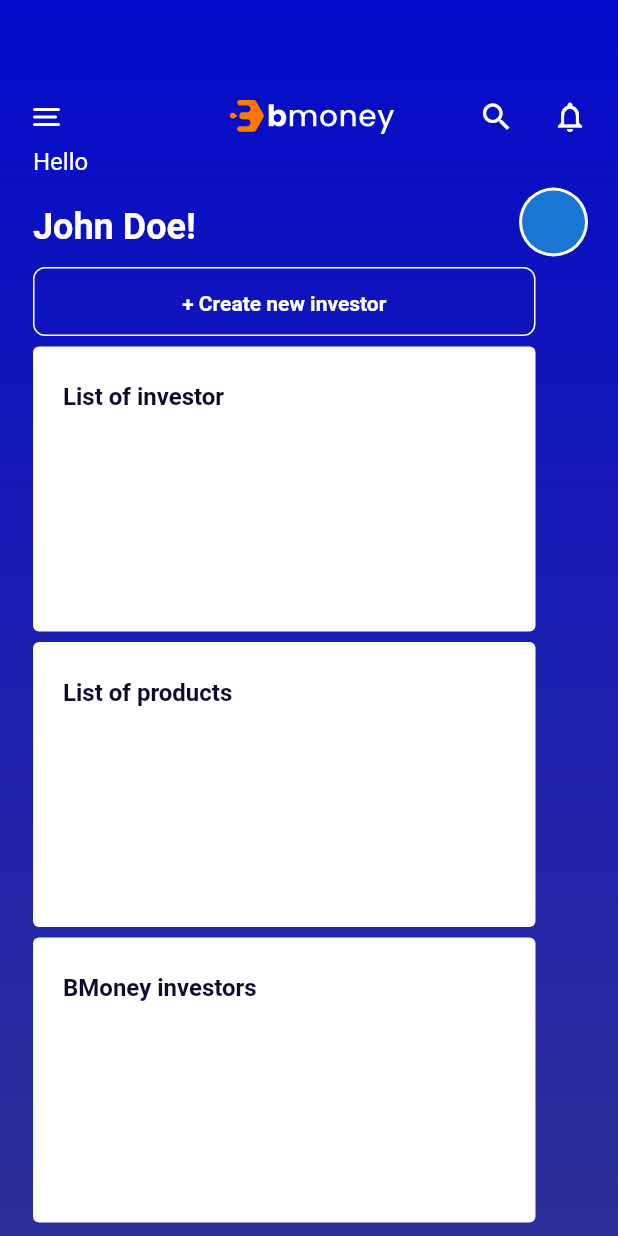
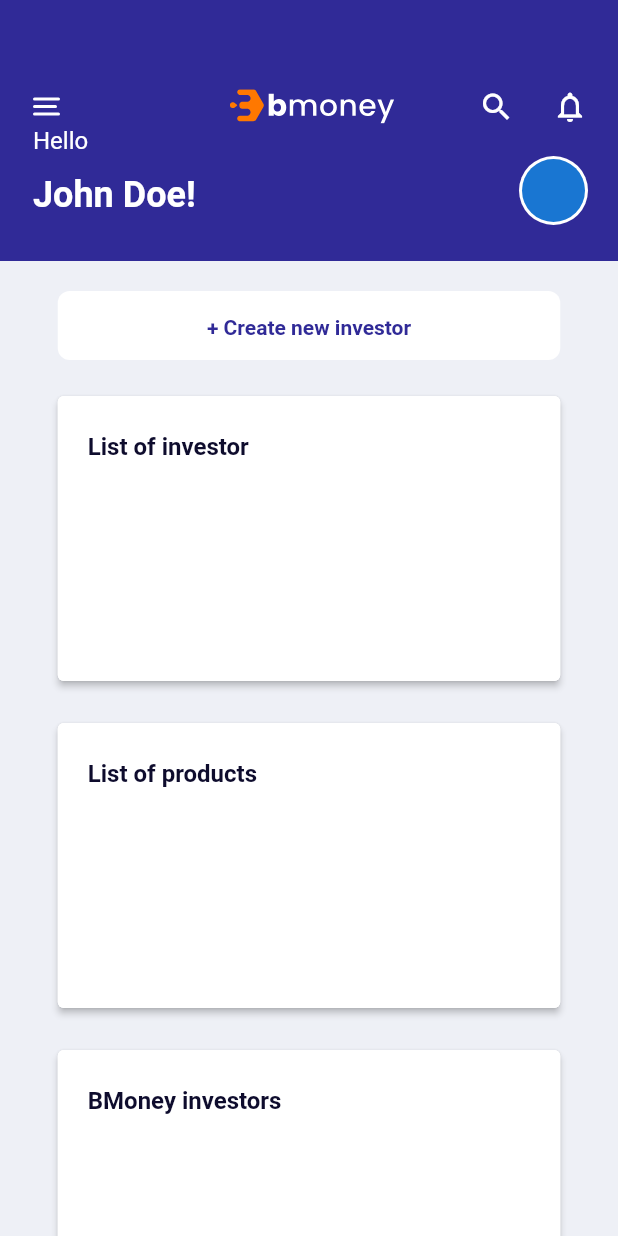
Before and after one commit to doanduccuong/Project-BIB, a Flutter app: the HomeScreen widget shown alone on an empty page, opened directly, on a phone screen of 412 x 824 dp. Run offline on Flutter 3.47's test engine with Material 2 defaults, Android fonts, the phone set to English and light mode, and no system bars; our stand-ins replace bloc, cached_network_image, camera, card_swiper, dio, equatable and 17 more; missing offline and left inert: bitsdojo_window, camera_web, darq, firebase_auth_web, firebase_core_web, firebase_messaging_web and 7 more; accounts and stored records are empty; generated files the repository leaves out were written again; Roboto replaces fonts that are missing (Poppins).

Commit message:
cubit added to home screen

```diff
--- a/lib/configs/images.dart
+++ b/lib/configs/images.dart
@@ -17,4 +17,5 @@ class AppImage{
   static const String BIBColorImage="assets/images/BIB_color.svg";
   static const String BIBBar1Image="assets/images/BIB_bar_1.svg";
   static const String BIBBar2Image="assets/images/BIB_bar_2.svg";
+  static const String visibleIcon="assets/images/visible_icon.svg";
 }
--- a/lib/features/authentication/views/login_page/widget/tick_box.dart
+++ b/lib/features/authentication/views/login_page/widget/tick_box.dart
@@ -6,9 +6,10 @@ Widget tickBox(){
   return Container(
     height: 14,
     width: 14,
-    child:  Icon(Icons.done,color: AppColors.startGradient,size: 12,),
+    child:  Icon(Icons.done,color: AppColors.mainBackGroundColor,size: 12,),
     decoration: BoxDecoration(
-        border: Border.all(color: AppColors.startGradient)
+      borderRadius: BorderRadius.circular(4),
+        border: Border.all(color: AppColors.mainBackGroundColor)
     ),
 
   );
--- a/lib/features/authentication/views/login_page/widget/untick_box.dart
+++ b/lib/features/authentication/views/login_page/widget/untick_box.dart
@@ -6,6 +6,7 @@ Widget unTickBox(){
     height: 14,
     width: 14,
     decoration: BoxDecoration(
+      borderRadius: BorderRadius.circular(4),
         border: Border.all(color: AppColors.bPrimaryColor)
     ),
   );
--- /dev/null
+++ b/lib/features/home_screen/cubit/home_screen_cubit.dart
@@ -0,0 +1,14 @@
+import 'package:base_flutter/features/home_screen/cubit/home_screen_cutbit_states.dart';
+import 'package:bloc/bloc.dart';
+
+class HomeScreenCubit extends Cubit<HomeScreenState> {
+  HomeScreenCubit() : super(InitialState()) {
+    goHomeScreen();
+  }
+   void goHomeScreen(){
+    emit(MyProfileState());
+  }
+  void goInvestors(){
+    emit(MyInvestorsState());
+  }
+}
--- /dev/null
+++ b/lib/features/home_screen/cubit/home_screen_cutbit_logic.dart
@@ -0,0 +1,39 @@
+import 'package:base_flutter/features/home_screen/cubit/home_screen_cubit.dart';
+import 'package:base_flutter/features/home_screen/cubit/home_screen_cutbit_states.dart';
+import 'package:base_flutter/features/home_screen/drawer_field/drawer_field.dart';
+import 'package:base_flutter/features/home_screen/my_investers/my_investor.dart';
+import 'package:base_flutter/features/home_screen/my_profile/my_profile.dart';
+import 'package:flutter/material.dart';
+import 'package:flutter_bloc/flutter_bloc.dart';
+
+class HomeScreenCubitLogic extends StatefulWidget {
+  const HomeScreenCubitLogic({Key? key}) : super(key: key);
+
+  @override
+  State<HomeScreenCubitLogic> createState() => _HomeScreenCubitLogicState();
+}
+
+class _HomeScreenCubitLogicState extends State<HomeScreenCubitLogic> {
+  @override
+  Widget build(BuildContext context) {
+    return Scaffold(
+      body: BlocProvider<HomeScreenCubit>(
+        create: (BuildContext context)=>HomeScreenCubit(),
+        child: BlocBuilder<HomeScreenCubit,HomeScreenState>(
+          builder: (context,state){
+            if(state is MyProfileState){
+              return MyProfile();
+            }
+            if(state is MyInvestorsState){
+              return MyInvestors();
+            }
+            else{
+              return Container(color: Colors.red,);
+            }
+          },
+        ),
+      ),
+      drawer: DrawerField(),
+    );
+  }
+}
--- /dev/null
+++ b/lib/features/home_screen/cubit/home_screen_cutbit_states.dart
@@ -0,0 +1,37 @@
+import 'package:equatable/equatable.dart';
+
+abstract class HomeScreenState extends Equatable {}
+
+class InitialState extends HomeScreenState {
+  @override
+  // TODO: implement props
+  List<Object?> get props => [];
+}
+class MyProfileState extends HomeScreenState {
+  @override
+  // TODO: implement props
+  List<Object?> get props => [];
+}
+class MyInstructionState extends HomeScreenState {
+  @override
+  // TODO: implement props
+  List<Object?> get props => [];
+}
+
+class MyInvestorsState extends HomeScreenState {
+  @override
+  // TODO: implement props
+  List<Object?> get props => [];
+}
+
+class MyLead extends HomeScreenState {
+  @override
+  // TODO: implement props
+  List<Object?> get props => [];
+}
+
+class FAQ extends HomeScreenState {
+  @override
+  // TODO: implement props
+  List<Object?> get props => [];
+}
--- a/lib/features/home_screen/home_screen.dart
+++ b/lib/features/home_screen/home_screen.dart
@@ -4,11 +4,14 @@ import 'package:base_flutter/components/text_normal.dart';
 import 'package:base_flutter/configs/colors.dart';
 import 'package:base_flutter/configs/images.dart';
 import 'package:base_flutter/features/authentication/views/login_page/login_page.dart';
+import 'package:base_flutter/features/home_screen/cubit/home_screen_cubit.dart';
+import 'package:base_flutter/features/home_screen/cubit/home_screen_cutbit_logic.dart';
 import 'package:base_flutter/features/home_screen/drawer_field/drawer_field.dart';
 import 'package:base_flutter/features/home_screen/widget/list_container.dart';
 import 'package:base_flutter/features/home_screen/widget/menu_icon.dart';
 import 'package:base_flutter/widget/button.dart';
 import 'package:flutter/material.dart';
+import 'package:flutter_bloc/flutter_bloc.dart';
 import 'package:flutter_svg/flutter_svg.dart';
 
 class HomeScreen extends StatefulWidget {
@@ -56,104 +59,9 @@ class _HomeScreenState extends State<HomeScreen> {
   }
   @override
   Widget build(BuildContext context) {
-    return GestureDetector(
-      onTap: _handleUserInteraction,
-      child: Container(
-        decoration: BoxDecoration(gradient: AppColors.gradientStyle1),
-        child: Scaffold(
-          drawerEnableOpenDragGesture: true,
-          backgroundColor: Colors.transparent,
-          body: SingleChildScrollView(
-            child: Container(
-              height: 815,
-              child: Container(
-                padding: EdgeInsets.only(left: 22, right: 20),
-                child: Column(
-                  crossAxisAlignment: CrossAxisAlignment.start,
-                  mainAxisAlignment: MainAxisAlignment.spaceBetween,
-                  children: [
-                    SizedBox(
-                      height: 59,
-                    ),
-                    Row(
-                      children: [
-                       Builder(builder: (context){
-                         return MenuIcon(callBack: (){
-                           Scaffold.of(context).openDrawer();
-                         });
-                       },),
-                        Spacer(),
-                        Container(
-                          height: 22.9,
-                          width: 110,
-                          child: SvgPicture.asset(AppImage.logoHorColorImage),
-                        ),
-                        SizedBox(
-                          width: 56,
-                        ),
-                        Icon(
-                          Icons.search,
-                          color: AppColors.textColor,
-                        ),
-                        SizedBox(
-                          width: 25,
-                        ),
-                        Icon(
-                          Icons.notifications_none,
-                          color: AppColors.textColor,
-                        )
-                      ],
-                    ),
-                    TextNormal(
-                      title: 'Hello',
-                      size: 16,
-                    ),
-                    Row(
-                      mainAxisAlignment: MainAxisAlignment.spaceBetween,
-                      children: [
-                        TextBold(
-                          title: 'John Doe!',
-                          size: 24,
-                        ),
-                        CircleAvatar(
-                          radius: 23,
-                          backgroundColor: Colors.white,
-                          child: CircleAvatar(
-                            radius: 21,
-                          ),
-                        )
-                      ],
-                    ),
-                    Button(
-                      title: '+ Create new investor',
-                      backGroundColor: Colors.transparent,
-                      textColor: AppColors.textColor,
-                      textSize: 14,
-                      borderColor: AppColors.textColor,
-                    ),
-                    ListContainer(
-                      title: 'List of investor',
-                      width: 335,
-                      height: 190,
-                    ),
-                    ListContainer(
-                      title: 'List of products',
-                      width: 335,
-                      height: 190,
-                    ),
-                    ListContainer(
-                      title: 'BMoney investors',
-                      width: 335,
-                      height: 190,
-                    ),
-                  ],
-                ),
-              ),
-            ),
-          ),
-          drawer: DrawerField(),
-        ),
-      ),
+    return BlocProvider<HomeScreenCubit>(
+      create: (BuildContext context)=>HomeScreenCubit(),
+      child: HomeScreenCubitLogic(),
     );
   }
 }
--- /dev/null
+++ b/lib/features/home_screen/my_profile/my_profile.dart
@@ -0,0 +1,126 @@
+import 'package:base_flutter/components/text_bold.dart';
+import 'package:base_flutter/components/text_normal.dart';
+import 'package:base_flutter/configs/colors.dart';
+import 'package:base_flutter/configs/images.dart';
+import 'package:base_flutter/features/home_screen/drawer_field/drawer_field.dart';
+import 'package:base_flutter/features/home_screen/widget/list_container.dart';
+import 'package:base_flutter/features/home_screen/widget/menu_icon.dart';
+import 'package:base_flutter/widget/button.dart';
+import 'package:flutter/material.dart';
+import 'package:flutter_svg/svg.dart';
+class MyProfile extends StatelessWidget {
+  const MyProfile({Key? key}) : super(key: key);
+
+  @override
+  Widget build(BuildContext context) {
+    return Scaffold(
+      drawerEnableOpenDragGesture: true,
+      backgroundColor: Color(0xFFEEF0F6),
+      body: SingleChildScrollView(
+        child: Container(
+            child: Column(
+              children: [
+                Container(
+                  height: 174,
+                  decoration: BoxDecoration(
+                      color: AppColors.mainBackGroundColor
+                  ),
+                  padding: EdgeInsets.only(left: 22, right: 20),
+                  child: Column(
+                    crossAxisAlignment: CrossAxisAlignment.start,
+                    children: [
+                      SizedBox(
+                        height: 59,
+                      ),
+                      Row(
+                        children: [
+                          Builder(builder: (context){
+                            return MenuIcon(callBack: (){
+                              Scaffold.of(context).openDrawer();
+                            });
+                          },),
+                          Spacer(),
+                          Container(
+                            height: 22.9,
+                            width: 110,
+                            child: SvgPicture.asset(AppImage.logoHorColorImage),
+                          ),
+                          SizedBox(
+                            width: 56,
+                          ),
+                          Icon(
+                            Icons.search,
+                            color: AppColors.textColor,
+                          ),
+                          SizedBox(
+                            width: 25,
+                          ),
+                          Icon(
+                            Icons.notifications_none,
+                            color: AppColors.textColor,
+                          )
+                        ],
+                      ),
+                      TextNormal(
+                        title: 'Hello',
+                        size: 16,
+                      ),
+                      Row(
+                        mainAxisAlignment: MainAxisAlignment.spaceBetween,
+                        children: [
+                          TextBold(
+                            title: 'John Doe!',
+                            size: 24,
+                          ),
+                          CircleAvatar(
+                            radius: 23,
+                            backgroundColor: Colors.white,
+                            child: CircleAvatar(
+                              radius: 21,
+                            ),
+                          )
+                        ],
+                      ),
+
+                    ],
+                  ),
+                ),
+                SizedBox(height: 20,),
+                Container(
+                  color: Color(0xFFF0F6),
+                  height: 700,
+                  child: Column(
+                    mainAxisAlignment: MainAxisAlignment.spaceBetween,
+                    children: [
+                      Button(
+                        title: '+ Create new investor',
+                        backGroundColor: AppColors.textColor,
+                        textColor: AppColors.mainBackGroundColor,
+                        textSize: 14,
+
+                      ),
+                      ListContainer(
+                        title: 'List of investor',
+                        width: 335,
+                        height: 190,
+                      ),
+                      ListContainer(
+                        title: 'List of products',
+                        width: 335,
+                        height: 190,
+                      ),
+                      ListContainer(
+                        title: 'BMoney investors',
+                        width: 335,
+                        height: 190,
+                      ),
+                    ],
+                  ),
+                )
+              ],
+            )
+        ),
+      ),
+    );
+  }
+}
--- a/lib/features/home_screen/widget/list_container.dart
+++ b/lib/features/home_screen/widget/list_container.dart
@@ -16,7 +16,9 @@ class ListContainer extends StatelessWidget {
 
   @override
   Widget build(BuildContext context) {
-    return Container(
+    return Card(
+      elevation: 2,
+      child: Container(
         padding: EdgeInsets.only(top: 20,left: 20),
         child: TextBold(title: title,size: 16,colors: AppColors.fPrimaryColor,),
         height: height,
@@ -25,6 +27,7 @@ class ListContainer extends StatelessWidget {
           color: AppColors.textColor,
           borderRadius: BorderRadius.circular(4)
         ),
+      ),
     );
   }
 }
--- a/pubspec.yaml
+++ b/pubspec.yaml
@@ -45,6 +45,7 @@ dependencies:
   intl_phone_number_input: ^0.7.0+2
   flutter_svg:
   cached_network_image:
+
   xdg_directories:
   bitsdojo_window:
   window_size:
```
Also changed, not shown: lib/features/authentication/views/login_page/login_page.dart (+8 -4 lines), lib/features/home_login/home_login.dart (+9 -7 lines), lib/features/home_screen/drawer_field/drawer_field.dart (+3 -5 lines), lib/features/home_screen/my_investers/tab/widget/product_status.dart (+30 -8 lines), lib/widget/app_scaffold.dart (+7 -6 lines), lib/widget/background_deco.dart (added, +18 -0 lines), assets/images/visible_icon.svg (added), 2 other files. Lines whose indentation alone changed are shown as unchanged.
